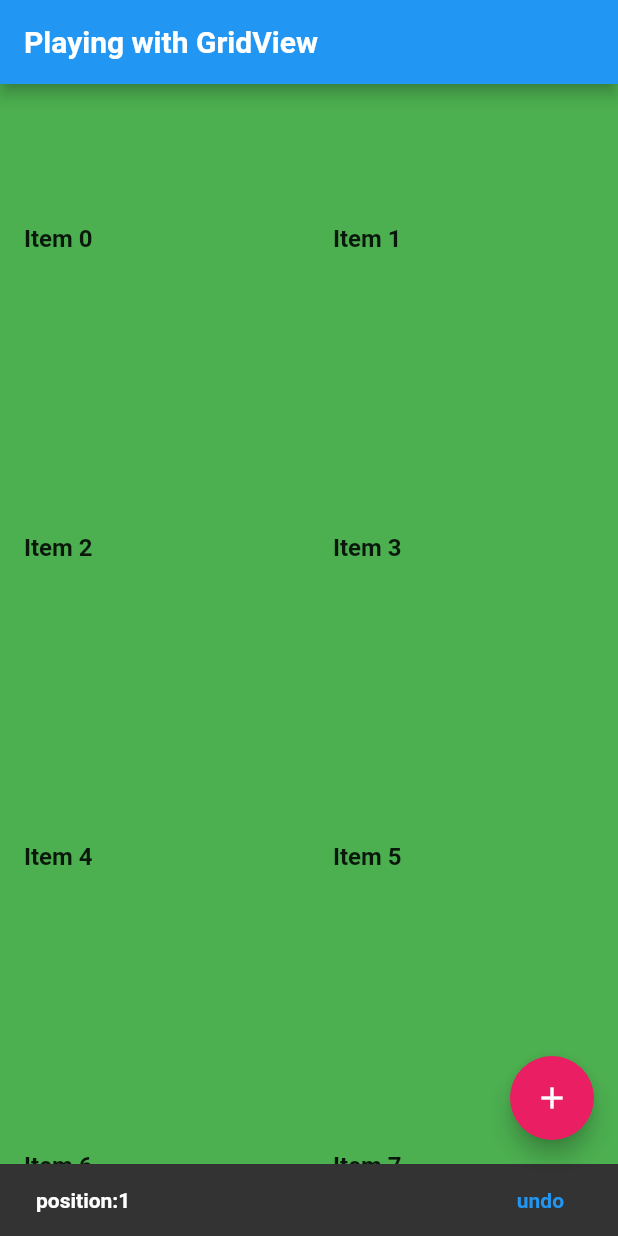
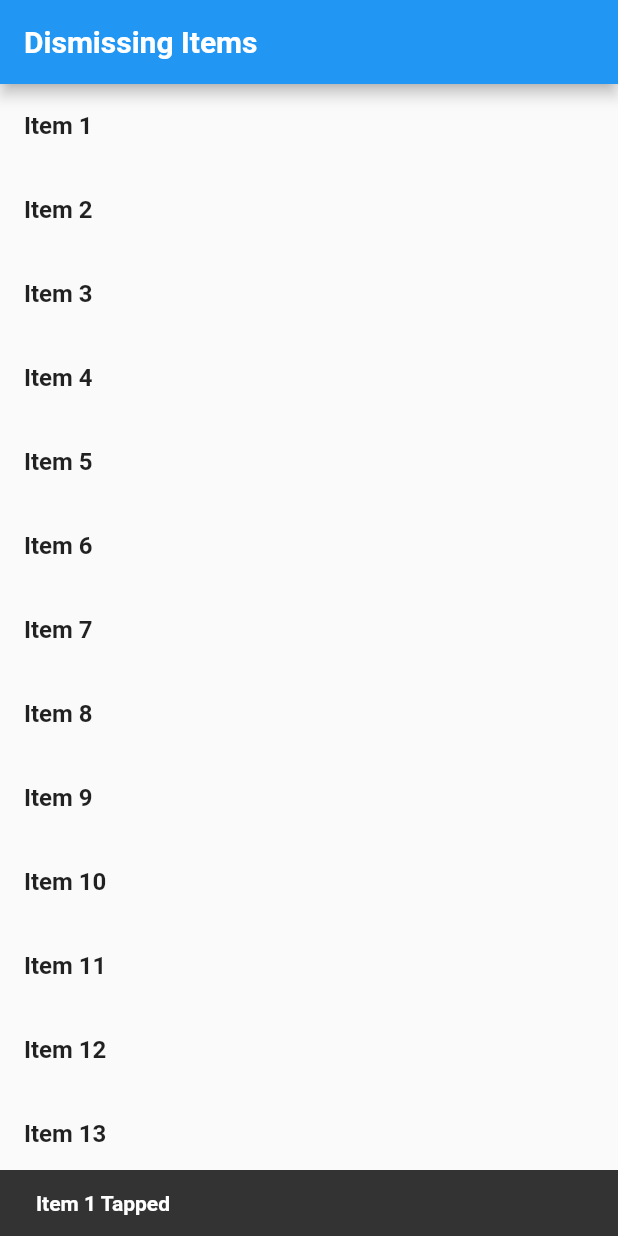
Before and after one commit to Iamsdt/playing_with_flutter, a Flutter app: the screen it shows after launch, after a tap on "Item 1", on a phone screen of 412 x 824 dp. Run offline on Flutter 3.47's test engine with Material 2 defaults, Android fonts, the light colour scheme and no system bars; our stand-ins replace cached_network_image, transparent_image.

Commit message:
swipe
Took 10 minutes

```diff
--- /dev/null
+++ b/lib/gesture/SwipeToDismiss.dart
@@ -0,0 +1,53 @@
+import 'package:flutter/foundation.dart';
+import 'package:flutter/material.dart';
+
+class SwipeToDismiss extends StatelessWidget {
+  final List<String> items = List<String>.generate(20, (i) => "Item ${i + 1}");
+
+  @override
+  Widget build(BuildContext context) {
+    final title = 'Dismissing Items';
+
+    return MaterialApp(
+      title: title,
+      home: Scaffold(
+        appBar: AppBar(
+          title: Text(title),
+        ),
+        body: ListView.builder(
+          itemCount: items.length,
+          itemBuilder: (context, index) {
+            final item = items[index];
+
+            return Dismissible(
+              // Each Dismissible must contain a Key. Keys allow Flutter to
+              // uniquely identify Widgets.
+              key: Key(item),
+              // We also need to provide a function that will tell our app
+              // what to do after an item has been swiped away.
+              onDismissed: (direction) {
+                items.removeAt(index);
+
+                Scaffold
+                    .of(context)
+                    .showSnackBar(SnackBar(content: Text("$item dismissed")));
+              },
+              // Show a red background as the item is swiped away
+              background: Container(color: Colors.red),
+              child: InkWell(
+                child: ListTile(
+                  title: Text('$item'),
+                  onTap: () {
+                    Scaffold
+                        .of(context)
+                        .showSnackBar(SnackBar(content: Text("$item Tapped")));
+                  },
+                ),
+              ),
+            );
+          },
+        ),
+      ),
+    );
+  }
+}
--- a/lib/main.dart
+++ b/lib/main.dart
@@ -1,7 +1,8 @@
 import 'package:flutter/material.dart';
-import 'package:playing_with_flutter/list/Grid.dart';
-import 'package:playing_with_flutter/list/LargeList.dart';
-import 'package:playing_with_flutter/list/MixedItem.dart';
+import 'package:playing_with_flutter/gesture/SwipeToDismiss.dart';
+//import 'package:playing_with_flutter/list/Grid.dart';
+//import 'package:playing_with_flutter/list/LargeList.dart';
+//import 'package:playing_with_flutter/list/MixedItem.dart';
 //import 'package:playing_with_flutter/list/MultiList.dart';
 //import 'package:playing_with_flutter/images/CachedImage.dart';
 //import 'package:playing_with_flutter/design/CustomFont.dart';
@@ -49,4 +50,6 @@ import 'package:playing_with_flutter/list/MixedItem.dart';
 
 //void main() => runApp(new MixedItem());
 
-void main() => runApp(new GridList());
+//void main() => runApp(new GridList());
+
+void main() => runApp(new SwipeToDismiss());
```
